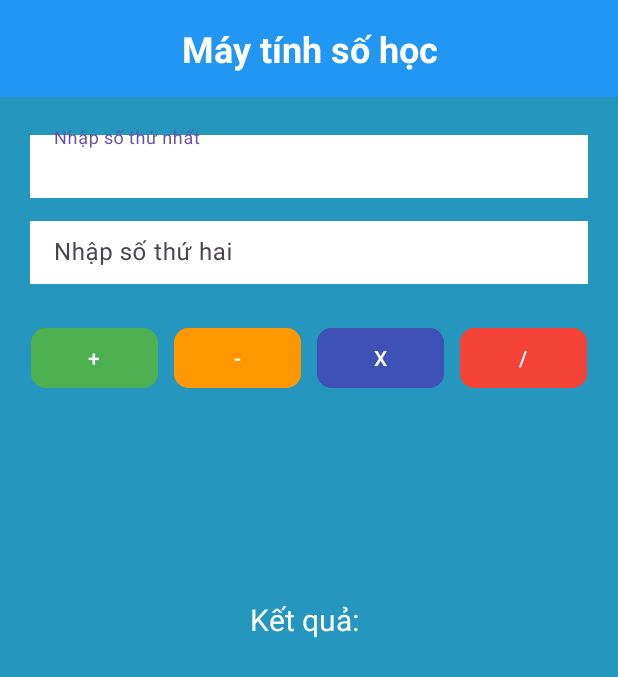
After one commit to datx24/64130299-MobieAppDev, an Android app: the MainTinhToanSoHoc screen opened directly, with no data from a screen before it, on a phone screen of 412 x 824 dp. The commit adds this screen. Shown: the top 677 px of the screen. Run offline under Robolectric (Android 15) with nearby library versions, the phone set to English and light mode, and no system bars.

Commit message:
app android tính số học

```diff
--- a/app/build.gradle.kts
+++ b/app/build.gradle.kts
@@ -29,6 +29,9 @@ android {
         sourceCompatibility = JavaVersion.VERSION_1_8
         targetCompatibility = JavaVersion.VERSION_1_8
     }
+    buildFeatures {
+        viewBinding = true
+    }
 }
 
 dependencies {
@@ -37,6 +40,8 @@ dependencies {
     implementation(libs.material)
     implementation(libs.activity)
     implementation(libs.constraintlayout)
+    implementation(libs.navigation.fragment)
+    implementation(libs.navigation.ui)
     testImplementation(libs.junit)
     androidTestImplementation(libs.ext.junit)
     androidTestImplementation(libs.espresso.core)
--- a/app/src/main/AndroidManifest.xml
+++ b/app/src/main/AndroidManifest.xml
@@ -13,6 +13,9 @@
         android:theme="@style/Theme.ViDuHello"
         tools:targetApi="31">
         <activity
+            android:name="dat.nguyenxuan.TinhToanSoHoc.MainTinhToanSoHoc"
+            android:exported="true" />
+        <activity
             android:name=".MainActivity"
             android:exported="true">
             <intent-filter>
--- /dev/null
+++ b/app/src/main/java/dat/nguyenxuan/TinhToanSoHoc/MainTinhToanSoHoc.java
@@ -0,0 +1,111 @@
+package dat.nguyenxuan.TinhToanSoHoc;
+
+import android.os.Bundle;
+import android.view.View;
+import android.widget.Button;
+import android.widget.EditText;
+import android.widget.TextView;
+
+import androidx.appcompat.app.AppCompatActivity;
+import androidx.core.graphics.Insets;
+import androidx.core.view.ViewCompat;
+import androidx.core.view.WindowInsetsCompat;
+
+import dat.nguyenxuan.viduhello.R;
+
+public class MainTinhToanSoHoc extends AppCompatActivity {
+
+    Button bCong, bTru, bNhan, bChia;
+    EditText editTextA, editTextB;
+    TextView textViewKetQua;
+
+    @Override
+    protected void onCreate(Bundle savedInstanceState) {
+        super.onCreate(savedInstanceState);
+        setContentView(R.layout.activity_main_tinh_toan_so_hoc);
+
+        ViewCompat.setOnApplyWindowInsetsListener(findViewById(R.id.main), (v, insets) -> {
+            Insets systemBars = insets.getInsets(WindowInsetsCompat.Type.systemBars());
+            v.setPadding(systemBars.left, systemBars.top, systemBars.right, systemBars.bottom);
+            return insets;
+        });
+
+        getControls();
+
+        // Gắn sự kiện cho các nút
+        bCong.setOnClickListener(new View.OnClickListener() {
+            @Override
+            public void onClick(View v) {
+                XuLy_Cong(v);  // Gọi hàm xử lý phép cộng
+            }
+        });
+
+        bTru.setOnClickListener(new View.OnClickListener() {
+            @Override
+            public void onClick(View v) {
+                XuLy_Tru(v);  // Gọi hàm xử lý phép trừ
+            }
+        });
+
+        bNhan.setOnClickListener(new View.OnClickListener() {
+            @Override
+            public void onClick(View v) {
+                XuLy_Nhan(v);  // Gọi hàm xử lý phép nhân
+            }
+        });
+
+        bChia.setOnClickListener(new View.OnClickListener() {
+            @Override
+            public void onClick(View v) {
+                XuLy_Chia(v);  // Gọi hàm xử lý phép chia
+            }
+        });
+    }
+
+    // Hàm tìm các điều khiển, cất vào biến ở trên
+    void getControls() {
+        bCong = findViewById(R.id.btnAdd);
+        bTru = findViewById(R.id.btnSubtract);
+        bNhan = findViewById(R.id.btnMultiply);
+        bChia = findViewById(R.id.btnDivide);
+        editTextA = findViewById(R.id.edtNum1);
+        editTextB = findViewById(R.id.edtNum2);
+        textViewKetQua = findViewById(R.id.txtResult);
+    }
+
+    // Hàm xử lý phép cộng
+    public void XuLy_Cong(View v) {
+        double a = Double.parseDouble(editTextA.getText().toString());
+        double b = Double.parseDouble(editTextB.getText().toString());
+        double kq = a + b;
+        textViewKetQua.setText("Kết quả: " + String.valueOf(kq));
+    }
+
+    // Hàm xử lý phép trừ
+    public void XuLy_Tru(View v) {
+        double a = Double.parseDouble(editTextA.getText().toString());
+        double b = Double.parseDouble(editTextB.getText().toString());
+        double kq = a - b;
+        textViewKetQua.setText("Kết quả: " + String.valueOf(kq));
+    }
+
+    // Hàm xử lý phép nhân
+    public void XuLy_Nhan(View v) {
+        double a = Double.parseDouble(editTextA.getText().toString());
+        double b = Double.parseDouble(editTextB.getText().toString());
+        double kq = a * b;
+        textViewKetQua.setText("Kết quả: " + String.valueOf(kq));
+    }
+
+    // Hàm xử lý phép chia
+    public void XuLy_Chia(View v) {
+        double a = Double.parseDouble(editTextA.getText().toString());
+        double b = Double.parseDouble(editTextB.getText().toString());
+        if (b != 0) {
+            double kq = a / b;
+            textViewKetQua.setText("Kết quả: " + String.valueOf(kq));
+        } else {
+            textViewKetQua.setText("Không thể chia cho 0");
+        }
+    }
+}
--- /dev/null
+++ b/app/src/main/res/layout/activity_main_tinh_toan_so_hoc.xml
@@ -0,0 +1,141 @@
+<?xml version="1.0" encoding="utf-8"?>
+<androidx.constraintlayout.widget.ConstraintLayout xmlns:android="http://schemas.android.com/apk/res/android"
+    xmlns:app="http://schemas.android.com/apk/res-auto"
+    xmlns:tools="http://schemas.android.com/tools"
+    android:id="@+id/main"
+    android:layout_width="match_parent"
+    android:layout_height="match_parent"
+    tools:context="dat.nguyenxuan.TinhToanSoHoc.MainTinhToanSoHoc"
+    android:background="#2596be">
+
+    <TextView
+        android:id="@+id/title"
+        android:layout_width="0dp"
+        android:layout_height="wrap_content"
+        android:text="Máy tính số học"
+        android:textSize="24sp"
+        android:textColor="#FFFFFF"
+        android:background="#2196F3"
+        android:gravity="center"
+        android:padding="16dp"
+        android:textStyle="bold"
+        app:layout_constraintTop_toTopOf="parent"
+        app:layout_constraintStart_toStartOf="parent"
+        app:layout_constraintEnd_toEndOf="parent" />
+
+    <com.google.android.material.textfield.TextInputLayout
+        android:id="@+id/inputLayoutNum1"
+        android:layout_width="0dp"
+        android:layout_height="wrap_content"
+        android:layout_marginTop="20dp"
+        app:layout_constraintTop_toBottomOf="@id/title"
+        app:layout_constraintStart_toStartOf="parent"
+        app:layout_constraintEnd_toEndOf="parent">
+
+        <com.google.android.material.textfield.TextInputEditText
+            android:id="@+id/edtNum1"
+            android:layout_width="match_parent"
+            android:layout_height="wrap_content"
+            android:hint="Nhập số thứ nhất"
+            android:inputType="numberDecimal"
+            android:padding="10dp"
+            android:background="@color/white"
+            android:layout_marginLeft="20dp"
+            android:layout_marginRight="20dp"/>
+    </com.google.android.material.textfield.TextInputLayout>
+
+    <com.google.android.material.textfield.TextInputLayout
+        android:id="@+id/inputLayoutNum2"
+        android:layout_width="0dp"
+        android:layout_height="wrap_content"
+        android:layout_marginTop="10dp"
+        app:layout_constraintTop_toBottomOf="@id/inputLayoutNum1"
+        app:layout_constraintStart_toStartOf="parent"
+        app:layout_constraintEnd_toEndOf="parent">
+
+        <com.google.android.material.textfield.TextInputEditText
+            android:id="@+id/edtNum2"
+            android:layout_width="match_parent"
+            android:layout_height="wrap_content"
+            android:hint="Nhập số thứ hai"
+            android:inputType="numberDecimal"
+            android:padding="10dp"
+            android:background="@color/white"
+            android:layout_marginLeft="20dp"
+            android:layout_marginRight="20dp"/>
+    </com.google.android.material.textfield.TextInputLayout>
+
+    <LinearLayout
+        android:id="@+id/linearLayout"
+        android:layout_width="0dp"
+        android:layout_height="wrap_content"
+        android:layout_marginTop="20dp"
+        android:gravity="center"
+        android:orientation="horizontal"
+        app:layout_constraintEnd_toEndOf="parent"
+        app:layout_constraintStart_toStartOf="parent"
+        app:layout_constraintTop_toBottomOf="@id/inputLayoutNum2"
+        android:layout_marginLeft="15dp"
+        android:layout_marginRight="15dp">
+
+        <com.google.android.material.button.MaterialButton
+            android:id="@+id/btnAdd"
+            android:layout_width="0dp"
+            android:layout_height="wrap_content"
+            android:layout_margin="5dp"
+            android:layout_weight="1"
+            android:backgroundTint="#4CAF50"
+            android:text="+"
+            android:textColor="#FFFFFF"
+            app:cornerRadius="10dp" />
+
+        <com.google.android.material.button.MaterialButton
+            android:id="@+id/btnSubtract"
+            android:layout_width="0dp"
+            android:layout_height="wrap_content"
+            android:layout_margin="5dp"
+            android:layout_weight="1"
+            android:backgroundTint="#FF9800"
+            android:text="-"
+            android:textColor="#FFFFFF"
+            app:cornerRadius="10dp" />
+
+        <com.google.android.material.button.MaterialButton
+            android:id="@+id/btnMultiply"
+            android:layout_width="0dp"
+            android:layout_height="wrap_content"
+            android:layout_margin="5dp"
+            android:layout_weight="1"
+            android:backgroundTint="#3F51B5"
+            android:text="X"
+            android:textColor="#FFFFFF"
+            app:cornerRadius="10dp" />
+
+        <com.google.android.material.button.MaterialButton
+            android:id="@+id/btnDivide"
+            android:layout_width="0dp"
+            android:layout_height="wrap_content"
+            android:layout_margin="5dp"
+            android:layout_weight="1"
+            android:backgroundTint="#F44336"
+            android:text="/"
+            android:textColor="#FFFFFF"
+            app:cornerRadius="10dp" />
+    </LinearLayout>
+
+    <TextView
+        android:id="@+id/txtResult"
+        android:layout_width="wrap_content"
+        android:layout_height="wrap_content"
+        android:layout_gravity="center"
+        android:text="Kết quả: "
+        android:textColor="@color/white"
+        android:textSize="20sp"
+        app:layout_constraintBottom_toBottomOf="parent"
+        app:layout_constraintEnd_toEndOf="parent"
+        app:layout_constraintHorizontal_bias="0.498"
+        app:layout_constraintStart_toStartOf="parent"
+        app:layout_constraintTop_toBottomOf="@+id/linearLayout"
+        app:layout_constraintVertical_bias="0.248" />
+
+</androidx.constraintlayout.widget.ConstraintLayout>
--- /dev/null
+++ b/app/src/main/res/values-land/dimens.xml
@@ -0,0 +1,3 @@
+<resources>
+    <dimen name="fab_margin">48dp</dimen>
+</resources>
--- /dev/null
+++ b/app/src/main/res/values-v23/themes.xml
@@ -0,0 +1,9 @@
+<resources xmlns:tools="http://schemas.android.com/tools">
+
+    <style name="Theme.ViDuHello" parent="Base.Theme.ViDuHello">
+        <!-- Transparent system bars for edge-to-edge. -->
+        <item name="android:navigationBarColor">@android:color/transparent</item>
+        <item name="android:statusBarColor">@android:color/transparent</item>
+        <item name="android:windowLightStatusBar">?attr/isLightTheme</item>
+    </style>
+</resources>
--- /dev/null
+++ b/app/src/main/res/values-w1240dp/dimens.xml
@@ -0,0 +1,3 @@
+<resources>
+    <dimen name="fab_margin">200dp</dimen>
+</resources>
--- /dev/null
+++ b/app/src/main/res/values-w600dp/dimens.xml
@@ -0,0 +1,3 @@
+<resources>
+    <dimen name="fab_margin">48dp</dimen>
+</resources>
--- /dev/null
+++ b/app/src/main/res/values/dimens.xml
@@ -0,0 +1,3 @@
+<resources>
+    <dimen name="fab_margin">16dp</dimen>
+</resources>
--- a/gradle/libs.versions.toml
+++ b/gradle/libs.versions.toml
@@ -7,6 +7,8 @@ appcompat = "1.6.1"
 material = "1.10.0"
 activity = "1.8.0"
 constraintlayout = "2.1.4"
+navigationFragment = "2.6.0"
+navigationUi = "2.6.0"
 
 [libraries]
 junit = { group = "junit", name = "junit", version.ref = "junit" }
@@ -16,6 +18,8 @@ appcompat = { group = "androidx.appcompat", name = "appcompat", version.ref = "a
 material = { group = "com.google.android.material", name = "material", version.ref = "material" }
 activity = { group = "androidx.activity", name = "activity", version.ref = "activity" }
 constraintlayout = { group = "androidx.constraintlayout", name = "constraintlayout", version.ref = "constraintlayout" }
+navigation-fragment = { group = "androidx.navigation", name = "navigation-fragment", version.ref = "navigationFragment" }
+navigation-ui = { group = "androidx.navigation", name = "navigation-ui", version.ref = "navigationUi" }
 
 [plugins]
 android-application = { id = "com.android.application", version.ref = "agp" }
```
Also changed, not shown: app/src/main/res/layout/activity_main.xml (+14 -12 lines), app/src/main/res/navigation/nav_graph.xml (added, +28 -0 lines), app/src/main/res/values/strings.xml (+42 -0 lines).
